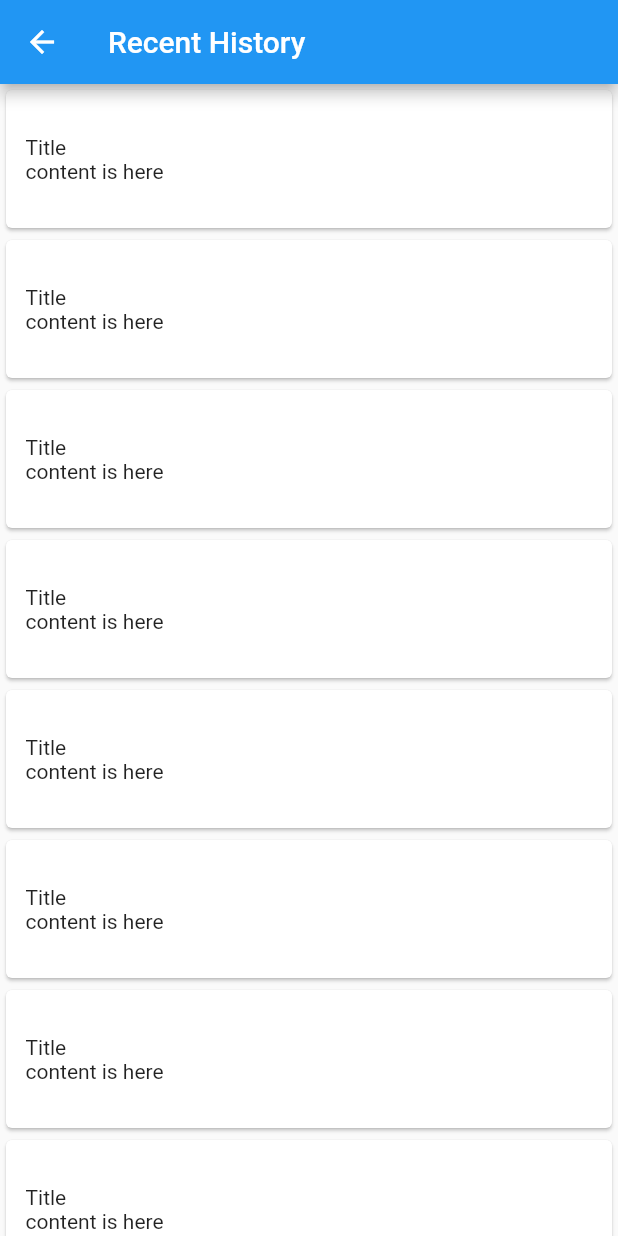
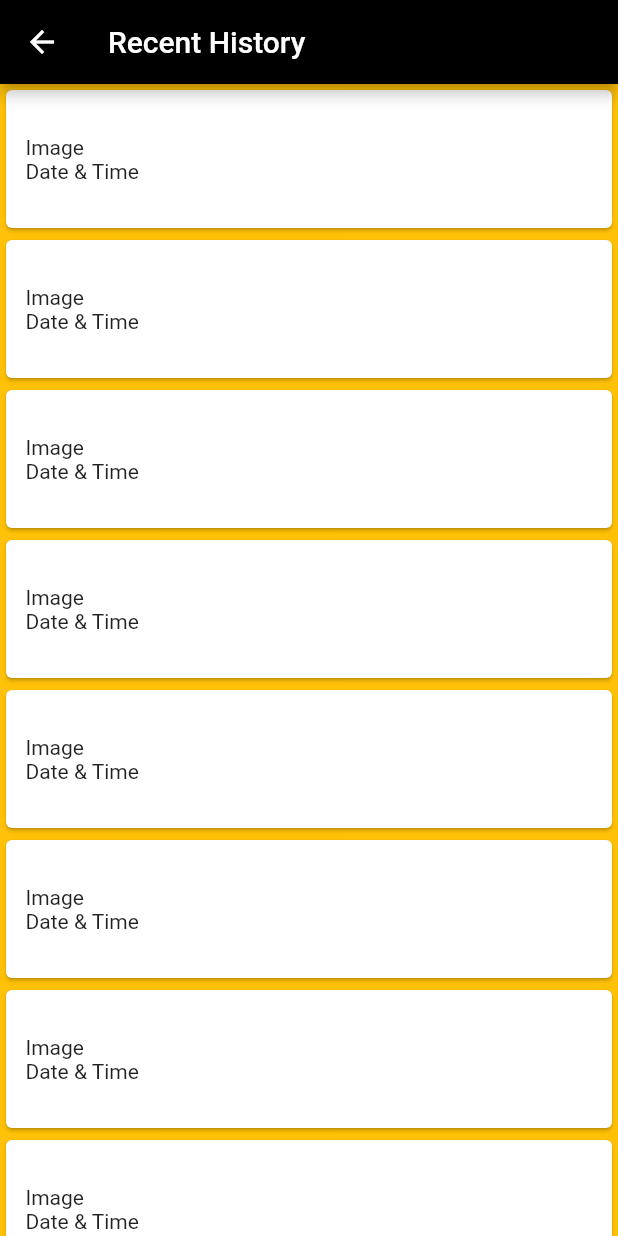
Before and after one commit to IsurangaI/AVI-Mobile-App, a Flutter app: the History screen opened directly, on a phone screen of 412 x 824 dp. Run offline on Flutter 3.47's test engine with Material 2 defaults, Android fonts, the phone set to English and light mode, and no system bars; our stand-ins replace dio, image_picker.

```diff
--- a/myapp/lib/Pages/History.dart
+++ b/myapp/lib/Pages/History.dart
@@ -1,24 +1,26 @@
 import 'package:flutter/material.dart';
 
-class History extends StatelessWidget{
-
+class History extends StatelessWidget {
   @override
   Widget build(BuildContext context) {
     return Scaffold(
+      backgroundColor: Colors.amber,
       appBar: AppBar(
+        backgroundColor: Color(0xff000000),
         title: Text('Recent History'),
       ),
-      body: ListView.builder(itemBuilder: (context,index){
+      body: ListView.builder(itemBuilder: (context, index) {
         return Card(
-          child:Padding(
-            padding: const EdgeInsets.only(top: 30.0,left: 13.0,right: 22.0,bottom: 30.0),
-          child: Column(
-            crossAxisAlignment: CrossAxisAlignment.start,
-            children: <Widget>[
-              Text('Title'),
-              Text('content is here'),
-            ],
-          ),
+          child: Padding(
+            padding: const EdgeInsets.only(
+                top: 30.0, left: 13.0, right: 22.0, bottom: 30.0),
+            child: Column(
+              crossAxisAlignment: CrossAxisAlignment.start,
+              children: <Widget>[
+                Text('Image'),
+                Text('Date & Time'),
+              ],
+            ),
           ),
         );
       }),
```
Also changed, not shown: myapp/lib/Pages/login.dart (+7 -2 lines), myapp/lib/main.dart (+1 -6 lines), myapp/lib/pages/camera.dart (+13 -4 lines).
